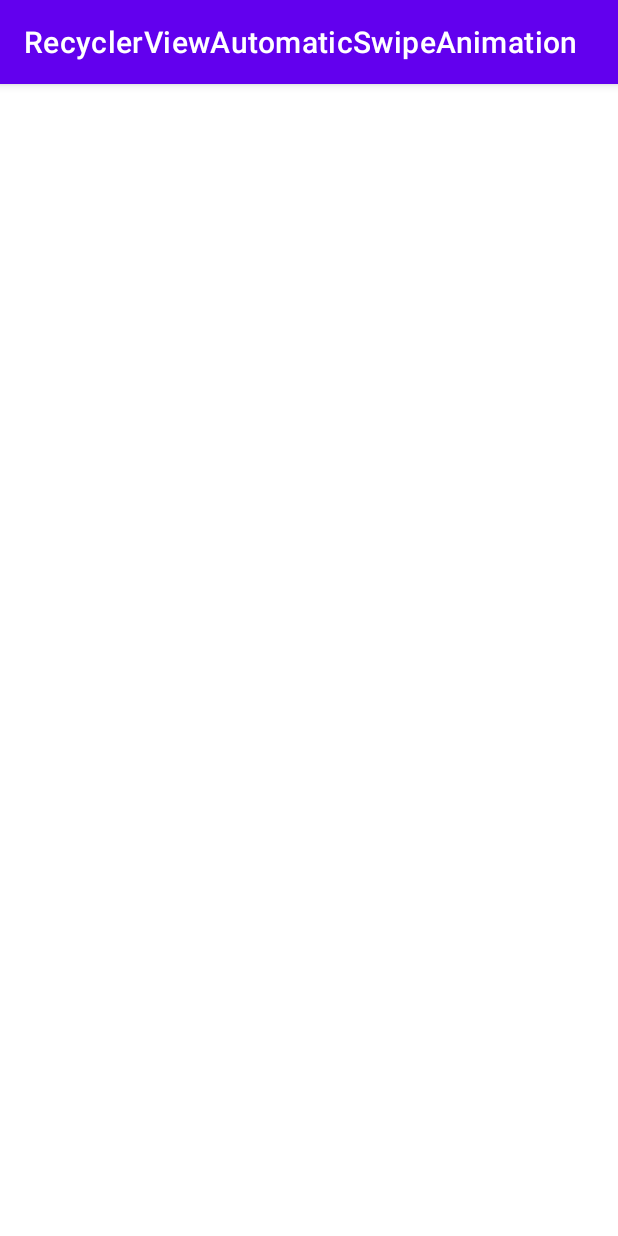
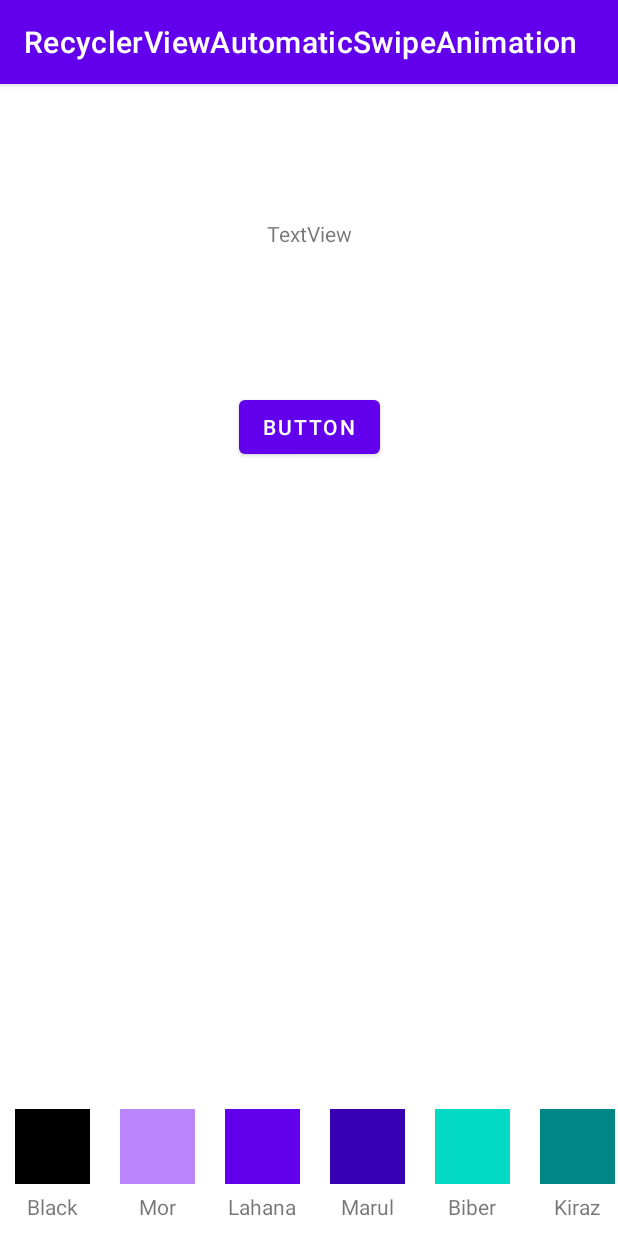
Before and after one commit to metehanbolatt/RecyclerViewAutomaticSwipe, an Android app: the screen it shows after launch (MainActivity), on a phone screen of 412 x 824 dp. Run offline under Robolectric (Android 15) with nearby library versions, the phone set to English and light mode, and no system bars.

Commit message:
Application was completed.

```diff
--- /dev/null
+++ b/app/src/main/java/com/metehanbolat/recyclerviewautomaticswipeanimation/Item.kt
@@ -0,0 +1,6 @@
+package com.metehanbolat.recyclerviewautomaticswipeanimation
+
+data class Item(
+    val image: Int,
+    val text: String
+)
--- /dev/null
+++ b/app/src/main/java/com/metehanbolat/recyclerviewautomaticswipeanimation/ItemAdapter.kt
@@ -0,0 +1,30 @@
+package com.metehanbolat.recyclerviewautomaticswipeanimation
+
+import android.view.LayoutInflater
+import android.view.ViewGroup
+import android.widget.Toast
+import androidx.recyclerview.widget.RecyclerView
+import com.metehanbolat.recyclerviewautomaticswipeanimation.databinding.ItemOnBoardBinding
+
+class ItemAdapter(val itemList: List<Item>): RecyclerView.Adapter<ItemAdapter.ItemViewHolder>() {
+
+    class ItemViewHolder(var binding: ItemOnBoardBinding): RecyclerView.ViewHolder(binding.root)
+
+    override fun onCreateViewHolder(parent: ViewGroup, viewType: Int): ItemViewHolder {
+        val binding = ItemOnBoardBinding.inflate(LayoutInflater.from(parent.context), parent, false)
+        return ItemViewHolder(binding)
+    }
+
+    override fun onBindViewHolder(holder: ItemViewHolder, position: Int) {
+        val item = itemList[position]
+        holder.binding.apply {
+            image.setImageResource(item.image)
+            textView.text = item.text
+            itemLayout.setOnClickListener {
+                Toast.makeText(holder.binding.root.context, item.text, Toast.LENGTH_SHORT).show()
+            }
+        }
+    }
+
+    override fun getItemCount() = itemList.size
+}
--- a/app/src/main/java/com/metehanbolat/recyclerviewautomaticswipeanimation/MainActivity.kt
+++ b/app/src/main/java/com/metehanbolat/recyclerviewautomaticswipeanimation/MainActivity.kt
@@ -1,12 +1,17 @@
 package com.metehanbolat.recyclerviewautomaticswipeanimation
 
 import android.os.Bundle
+import android.os.CountDownTimer
+import android.util.DisplayMetrics
 import androidx.appcompat.app.AppCompatActivity
+import androidx.recyclerview.widget.LinearLayoutManager
+import androidx.recyclerview.widget.LinearSmoothScroller
 import com.metehanbolat.recyclerviewautomaticswipeanimation.databinding.ActivityMainBinding
 
 class MainActivity : AppCompatActivity() {
 
     private lateinit var binding: ActivityMainBinding
+    private lateinit var adapter: ItemAdapter
 
     override fun onCreate(savedInstanceState: Bundle?) {
         super.onCreate(savedInstanceState)
@@ -14,5 +19,36 @@ class MainActivity : AppCompatActivity() {
         val view = binding.root
         setContentView(view)
 
+        val list = listOf(
+            Item(R.color.black, "Black"),
+            Item(R.color.purple_200, "Mor"),
+            Item(R.color.purple_500, "Lahana"),
+            Item(R.color.purple_700, "Marul"),
+            Item(R.color.teal_200, "Biber"),
+            Item(R.color.teal_700, "Kiraz"),
+            Item(android.R.color.holo_orange_dark, "Kavun")
+
+        )
+        adapter = ItemAdapter(list)
+        object : CountDownTimer(2000, 1000) {
+            override fun onFinish() {
+                binding.recyclerView.post {
+                    binding.recyclerView.smoothScrollToPosition(0)
+                }
+            }
+            override fun onTick(p0: Long) {
+                binding.recyclerView.post {
+                    binding.recyclerView.smoothScrollToPosition(adapter.itemCount - 1)
+                }
+            }
+        }.start()
+        binding.recyclerView.layoutManager = SlowlyLinearLayoutManager(this, LinearLayoutManager.HORIZONTAL, false)
+        binding.recyclerView.adapter = adapter
+        var a = 0
+        binding.button.setOnClickListener {
+            a++
+            binding.textView2.text = a.toString()
+        }
+
     }
 }
--- /dev/null
+++ b/app/src/main/java/com/metehanbolat/recyclerviewautomaticswipeanimation/SlowlyLinearLayoutManager.kt
@@ -0,0 +1,34 @@
+package com.metehanbolat.recyclerviewautomaticswipeanimation
+
+import android.content.Context
+import android.util.DisplayMetrics
+import androidx.recyclerview.widget.LinearLayoutManager
+import androidx.recyclerview.widget.LinearSmoothScroller
+import androidx.recyclerview.widget.RecyclerView
+
+class SlowlyLinearLayoutManager(context: Context?, orientation: Int, reverseLayout: Boolean) :
+    LinearLayoutManager(
+        context,
+        orientation,
+        reverseLayout
+    ) {
+
+    override fun smoothScrollToPosition(
+        recyclerView: RecyclerView,
+        state: RecyclerView.State,
+        position: Int
+    ) {
+        val linearSmoothScroller: LinearSmoothScroller =
+            object : LinearSmoothScroller(recyclerView.context) {
+                override fun calculateSpeedPerPixel(displayMetrics: DisplayMetrics): Float {
+                    return MILLISECONDS_PER_INCH / displayMetrics.densityDpi
+                }
+            }
+        linearSmoothScroller.targetPosition = position
+        startSmoothScroll(linearSmoothScroller)
+    }
+
+    companion object {
+        private const val MILLISECONDS_PER_INCH = 1000f //default is 25f (bigger = slower)
+    }
+}
--- /dev/null
+++ b/app/src/main/res/layout/item_on_board.xml
@@ -0,0 +1,26 @@
+<?xml version="1.0" encoding="utf-8"?>
+<LinearLayout
+    android:id="@+id/itemLayout"
+    xmlns:android="http://schemas.android.com/apk/res/android"
+    android:layout_width="wrap_content"
+    android:layout_height="wrap_content"
+    xmlns:tools="http://schemas.android.com/tools"
+    android:padding="10dp"
+    android:orientation="vertical">
+
+    <ImageView
+        android:id="@+id/image"
+        android:layout_width="50dp"
+        android:layout_height="50dp"
+        android:layout_gravity="center"
+        android:src="@drawable/ic_launcher_background" />
+
+    <TextView
+        android:id="@+id/textView"
+        android:layout_width="wrap_content"
+        android:layout_height="wrap_content"
+        android:layout_gravity="center"
+        android:layout_marginTop="5dp"
+        tools:text="Merhaba" />
+
+</LinearLayout>
```
